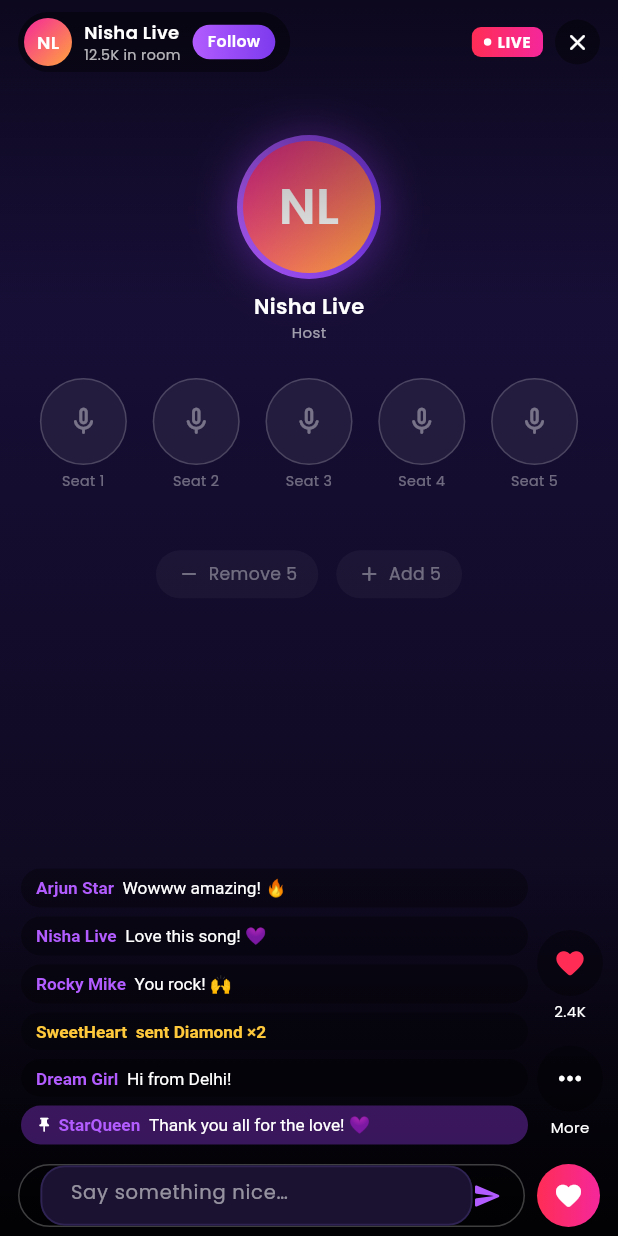
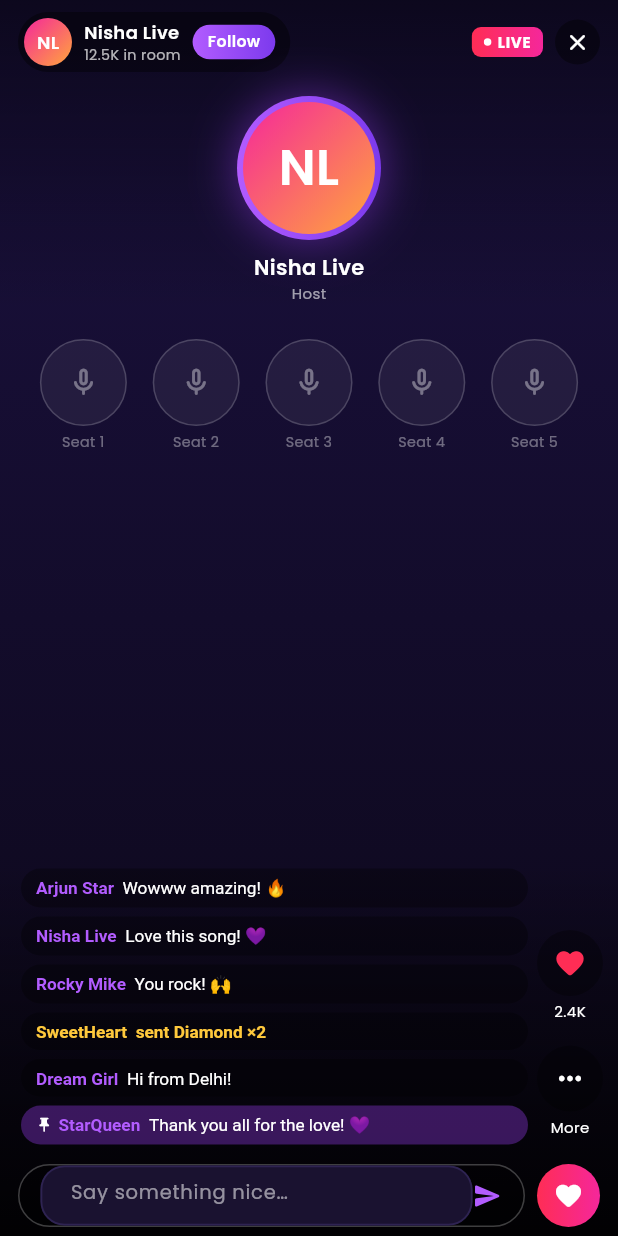
Before and after one commit to KDR9MGR/sabalive, a Flutter app: the WatchAudioRoomScreen screen opened directly with sample values from the repository, on a phone screen of 412 x 824 dp. Run offline on Flutter 3.47's test engine with Material 3 defaults, Android fonts, the phone set to English and light mode, and no system bars; our stand-ins replace google_fonts, permission_handler, shared_preferences, smooth_page_indicator, supabase_flutter, video_player; missing offline and left inert: agora_rtc_engine; accounts and stored records are empty.

Commit message:
Fix audio room seat tap by rendering the seat grid in-flow, not as a backdrop
Root cause of "audio seat tap does nothing" (video's equivalent — the
in-flow CompactSeatStrip — already worked, using the identical claim_seat/
_seatTap logic): the audio viewer stacked the full SeatRoom (host avatar +
seat grid) as the bottom layer of the screen's Stack, with the chat/toolbar
UI layered on top of it. Anything painted over a seat in that arrangement
can silently swallow the tap before it ever reaches the seat, and audio
rooms can have up to 25 seats (5 rows) vs video's fixed single row — more
surface area for this to bite.

Replaced the backdrop SeatRoom with a plain gradient background, and moved
the actual host-avatar-and-seat-grid content in-flow into the screen's own
Column (via the new _seatArea(), wrapped in a scrollable view to handle up
to 25 seats without overflowing). Nothing can be stacked on top of it
anymore, structurally matching how the working video seat strip is laid
out. live_broadcast_screen.dart (the host's own screen, not reported
broken) still uses the original SeatRoom widget unchanged — this only
touches the viewer screen where the bug was confirmed.

```diff
--- a/lib/features/live/watch_audio_room_screen.dart
+++ b/lib/features/live/watch_audio_room_screen.dart
@@ -621,19 +621,23 @@ class _WatchAudioRoomScreenState extends State<WatchAudioRoomScreen>
       body: Stack(
         fit: StackFit.expand,
         children: [
-          SeatRoom(
-            host: widget.stream.host,
-            error:
-                _joinError ??
-                (_waitingTooLong
-                    ? "Still nothing from the host — they may have ended, "
-                          "or there's a connection issue."
-                    : null),
-            seatCount: _seatCount,
-            lockedSeats: _lockedSeats,
-            occupants: _seatOccupants,
-            mutedSeats: _mutedSeats,
-            onSeatTap: _seatTap,
+          // Plain backdrop only — the actual host avatar + seat grid render
+          // in-flow below, inside the SafeArea's Column, not stacked under
+          // it. A seat grid stacked as a backdrop (the old approach) sits
+          // underneath the chat/toolbar layer, and anything painted on top
+          // of it — even an empty-looking one — can silently swallow taps
+          // meant for a seat beneath it. CompactSeatStrip (video mode) never
+          // had this problem because it was already laid out in-flow;
+          // this brings audio in line with that instead of continuing to
+          // patch the overlay approach.
+          const DecoratedBox(
+            decoration: BoxDecoration(
+              gradient: LinearGradient(
+                begin: Alignment.topCenter,
+                end: Alignment.bottomCenter,
+                colors: [Color(0xFF1B1140), Color(0xFF0B0716)],
+              ),
+            ),
           ),
           const DecoratedBox(
             decoration: BoxDecoration(
@@ -654,7 +658,7 @@ class _WatchAudioRoomScreenState extends State<WatchAudioRoomScreen>
             child: Column(
               children: [
                 _topBar(context, following, session),
-                const Spacer(),
+                Expanded(child: _seatArea()),
                 Row(
                   crossAxisAlignment: CrossAxisAlignment.end,
                   children: [
@@ -694,6 +698,83 @@ class _WatchAudioRoomScreenState extends State<WatchAudioRoomScreen>
                 },
               ),
             ),
+        ],
+      ),
+    );
+  }
+
+  /// Host avatar + the actual tappable seat grid, laid out in-flow (see the
+  /// comment in build()). Scrollable since audio rooms can have up to 25
+  /// seats — five rows would otherwise overflow on a shorter phone.
+  Widget _seatArea() {
+    final error =
+        _joinError ??
+        (_waitingTooLong
+            ? "Still nothing from the host — they may have ended, "
+                  "or there's a connection issue."
+            : null);
+    if (error != null) {
+      return Center(
+        child: Padding(
+          padding: const EdgeInsets.all(24),
+          child: Text(
+            error,
+            textAlign: TextAlign.center,
+            style: const TextStyle(color: Colors.white70),
+          ),
+        ),
+      );
+    }
+    return SingleChildScrollView(
+      padding: const EdgeInsets.symmetric(horizontal: 20),
+      child: Column(
+        children: [
+          const SizedBox(height: 16),
+          Container(
+            padding: const EdgeInsets.all(4),
+            decoration: BoxDecoration(
+              shape: BoxShape.circle,
+              gradient: AppColors.primaryGradient,
+              boxShadow: [
+                BoxShadow(
+                  color: AppColors.primary.withValues(alpha: 0.5),
+                  blurRadius: 26,
+                ),
+              ],
+            ),
+            child: AppAvatar(name: widget.stream.host.name, size: 88),
+          ),
+          const SizedBox(height: 8),
+          Text(
+            widget.stream.host.name,
+            style: const TextStyle(
+              fontFamily: 'Poppins',
+              fontWeight: FontWeight.w600,
+              fontSize: 14,
+              color: Colors.white,
+            ),
+          ),
+          const Text('Host', style: TextStyle(fontSize: 10, color: Colors.white60)),
+          const SizedBox(height: 24),
+          GridView.count(
+            crossAxisCount: 5,
+            shrinkWrap: true,
+            physics: const NeverScrollableScrollPhysics(),
+            mainAxisSpacing: 16,
+            crossAxisSpacing: 4,
+            childAspectRatio: 0.72,
+            children: [
+              for (var i = 1; i <= _seatCount; i++)
+                SeatCircle(
+                  seat: i,
+                  occupant: _seatOccupants[i],
+                  locked: _lockedSeats.contains(i),
+                  muted: _mutedSeats.contains(i),
+                  onTap: () => _seatTap(i),
+                ),
+            ],
+          ),
+          const SizedBox(height: 16),
         ],
       ),
     );
```
